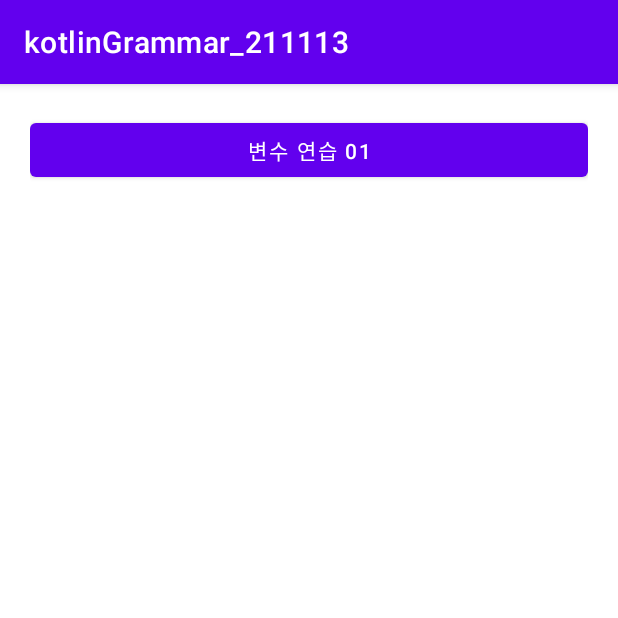
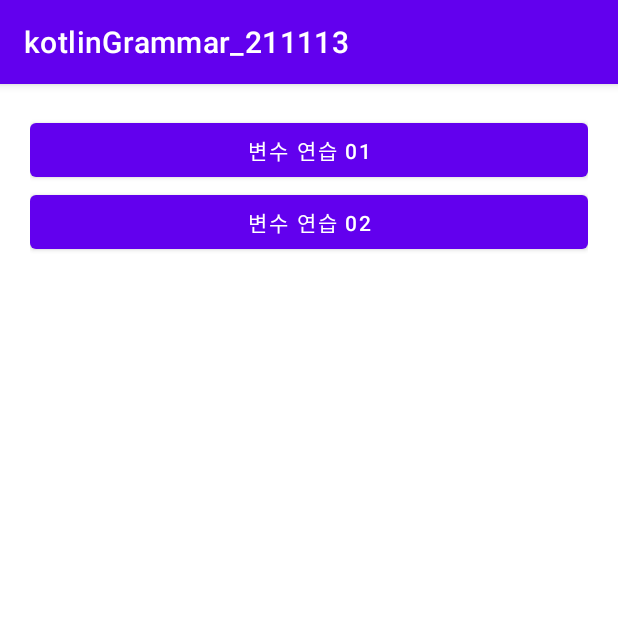
Before and after one commit to Zensdell/kotlinGrammar_211113, an Android app: the screen it shows after launch (MainActivity), on a phone screen of 412 x 824 dp, the top half of it. Run offline under Robolectric (Android 15) with nearby library versions, the phone set to English and light mode, and no system bars.

Commit message:
변수 연습 2 - 변수를 만들자마자 값 대입    자료형 자동 설정

```diff
--- a/app/src/main/res/layout/activity_main.xml
+++ b/app/src/main/res/layout/activity_main.xml
@@ -14,5 +14,11 @@
         android:layout_width="match_parent"
         android:layout_height="wrap_content"/>
 
+    <Button
+        android:id="@+id/btnVariable02"
+        android:text="변수 연습 02"
+        android:layout_width="match_parent"
+        android:layout_height="wrap_content"/>
+
 
 </LinearLayout>
```
Also changed, not shown: app/src/main/java/com/nepplus/kotlingrammar_211113/MainActivity.kt (+12 -0 lines).
